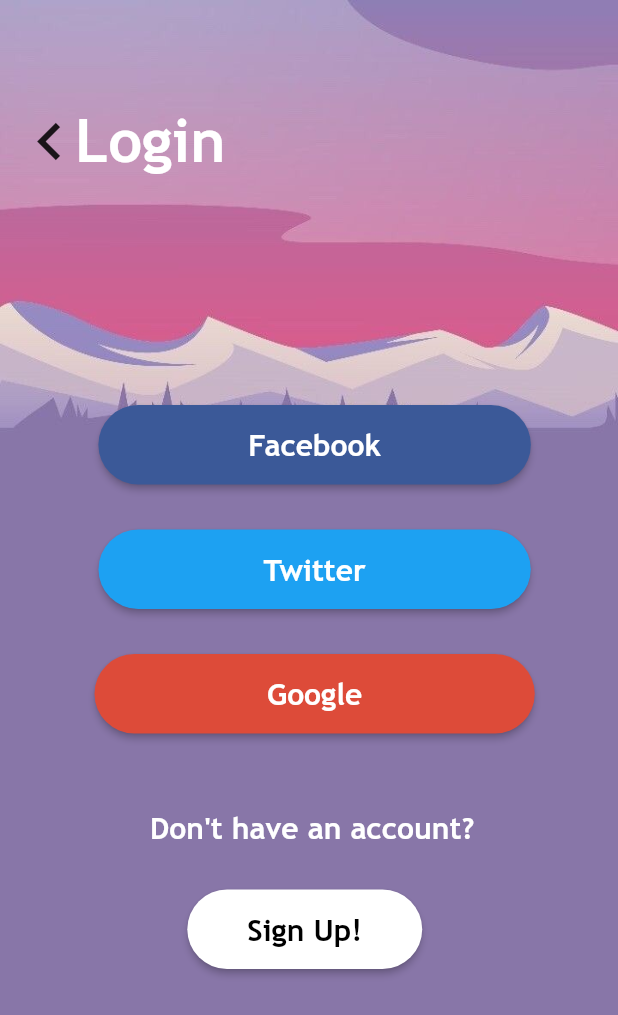
After one commit to MohammadElokour/TrekWorld, a Flutter app: the screen it shows after launch, after a tap on "Login", on a phone screen of 412 x 824 dp. The commit adds this screen. Shown: the top 1015 px of the screen. Run offline on Flutter 3.47's test engine with Material 2 defaults, Android fonts, the phone set to English and light mode, and no system bars; network calls fail.

Commit message:
added login/signup screens with routing

```diff
--- a/lib/src/app.dart
+++ b/lib/src/app.dart
@@ -1,8 +1,10 @@
 import 'package:flutter/material.dart';
 import 'screens/home_screen.dart';
-// import 'blocs/provider.dart';
+import 'screens/login_screen.dart';
+import 'screens/signup_screen.dart';
+import 'screens/browsing_screen.dart';
 
-const PrimaryColor = const Color(0xFFB10DC9);
+const PrimaryColor = const Color(0xFFDC143C);
 // const TextColor = const Color(0xFFFFFFFF);
 
 class App extends StatelessWidget {
@@ -15,9 +17,41 @@ class App extends StatelessWidget {
           title: TextStyle(color: Colors.white),
         ),
       ),
-      home: Scaffold(
-        body: HomeScreen(),
-      ),
+      onGenerateRoute: routes,
     );
   }
+
+  Route routes(RouteSettings settings) {
+    if (settings.name == '/') {
+      return MaterialPageRoute(
+        builder: (context) {
+          return Scaffold(
+            body: HomeScreen(),
+          );
+        },
+      );
+    } else if (settings.name == '/login') {
+      return MaterialPageRoute(
+        builder: (context) {
+          return Scaffold(
+            body: LoginScreen(),
+          );
+        },
+      );
+    } else if (settings.name == '/signup') {
+      return MaterialPageRoute(
+        builder: (context) {
+          return Scaffold(
+            body: SignupScreen(),
+          );
+        },
+      );
+    } else if (settings.name == '/browser') {
+      return MaterialPageRoute(
+        builder: (context) {
+          return BrowsingScreen();
+        },
+      );
+    }
+  }
 }
--- a/lib/src/screens/home_screen.dart
+++ b/lib/src/screens/home_screen.dart
@@ -2,25 +2,29 @@ import 'package:flutter/material.dart';
 
 class HomeScreen extends StatelessWidget {
   Widget build(context) {
-    Size size = MediaQuery.of(context).size;
     return Stack(
       children: <Widget>[
-        Center(
-          child: Image.asset(
-            'assets/images/background.jpg',
-            width: size.width,
-            height: size.height,
-            fit: BoxFit.fill,
-          ),
-        ),
+        background(context),
         header(),
         subHeader(),
-        login(),
+        login(context),
       ],
     );
   }
 
-  Widget login() {
+  Widget background(context) {
+    Size size = MediaQuery.of(context).size;
+    return Center(
+      child: Image.asset(
+        'assets/images/background.jpg',
+        width: size.width,
+        height: size.height,
+        fit: BoxFit.fill,
+      ),
+    );
+  }
+
+  Widget login(context) {
     return Padding(
       padding: const EdgeInsets.only(left: 305.0, top: 660.0),
       child: RawMaterialButton(
@@ -35,25 +39,15 @@ class HomeScreen extends StatelessWidget {
             ),
           ),
         ),
-        fillColor: Colors.brown[700],
-        splashColor: Colors.blueAccent,
+        fillColor: Colors.deepOrangeAccent,
+        splashColor: Colors.orangeAccent,
         shape: const StadiumBorder(),
         onPressed: () {
-          print('tapped');
+          Navigator.pushReplacementNamed(context, '/login');
         },
       ),
     );
   }
-
-  // Widget login() {
-  //   return Padding(
-  //     padding: const EdgeInsets.only(left: 307.0, top: 650.0),
-  //     child: FloatingActionButton(
-  //       child: Text('Login'),
-  //       onPressed: () {},
-  //     ),
-  //   );
-  // }
 
   Widget header() {
     return Padding(
@@ -82,19 +76,19 @@ class HomeScreen extends StatelessWidget {
             Shadow(
                 // bottomLeft
                 offset: Offset(-1.0, -1.0),
-                color: Colors.black),
+                color: Colors.brown),
             Shadow(
                 // bottomRight
                 offset: Offset(1.0, -1.0),
-                color: Colors.black),
+                color: Colors.brown),
             Shadow(
                 // topRight
                 offset: Offset(1.0, 1.0),
-                color: Colors.black),
+                color: Colors.brown),
             Shadow(
                 // topLeft
                 offset: Offset(-1.0, 1.0),
-                color: Colors.black),
+                color: Colors.brown),
           ],
         ),
       ),
--- /dev/null
+++ b/lib/src/screens/login_screen.dart
@@ -0,0 +1,176 @@
+import 'package:flutter/material.dart';
+
+class LoginScreen extends StatelessWidget {
+  Widget build(context) {
+    return Stack(
+      children: <Widget>[
+        background(context),
+        homeBtn(context),
+        header(),
+        buttons(context),
+        signIn(context),
+      ],
+    );
+  }
+
+  Widget background(context) {
+    Size size = MediaQuery.of(context).size;
+    return Center(
+      child: Image.asset(
+        'assets/images/login.jpg',
+        width: size.width,
+        height: size.height,
+        fit: BoxFit.fill,
+      ),
+    );
+  }
+
+  Widget homeBtn(context) {
+    return Padding(
+      padding: const EdgeInsets.only(top: 61.0),
+      child: IconButton(
+        icon: Icon(Icons.chevron_left),
+        iconSize: 50.0,
+        onPressed: () {
+          Navigator.pushReplacementNamed(context, '/');
+        },
+      ),
+    );
+  }
+
+  Widget header() {
+    return Padding(
+      padding: const EdgeInsets.only(top: 70.0, left: 50.0),
+      child: Text(
+        'Login',
+        style: TextStyle(
+          fontFamily: 'Trebuchet MS',
+          fontSize: 40.0,
+          color: Colors.white,
+        ),
+      ),
+    );
+  }
+}
+
+Widget buttons(context) {
+  return Column(
+    children: <Widget>[
+      //Facebook button:
+      Padding(
+        padding: const EdgeInsets.only(top: 270.0, left: 63.0),
+        child: RawMaterialButton(
+          child: Padding(
+            padding:
+                const EdgeInsets.symmetric(vertical: 15.0, horizontal: 100.0),
+            child: Text(
+              'Facebook',
+              style: TextStyle(
+                fontFamily: 'Trebuchet MS',
+                fontSize: 20.0,
+                color: Colors.white,
+              ),
+            ),
+          ),
+          fillColor: Color(0xFF3B5998),
+          splashColor: Colors.blueAccent,
+          shape: const StadiumBorder(),
+          onPressed: () {
+            Navigator.pushReplacementNamed(context, '/browser');
+          },
+        ),
+      ),
+      //-------------------------------------------------------------------------------
+      //Twitter button:
+      Padding(
+        padding: const EdgeInsets.only(top: 30.0, left: 63.0),
+        child: RawMaterialButton(
+          child: Padding(
+            padding:
+                const EdgeInsets.symmetric(vertical: 15.0, horizontal: 110.0),
+            child: Text(
+              'Twitter',
+              style: TextStyle(
+                fontFamily: 'Trebuchet MS',
+                fontSize: 20.0,
+                color: Colors.white,
+              ),
+            ),
+          ),
+          fillColor: Color(0xFF1DA1F2),
+          splashColor: Colors.lightBlue[100],
+          shape: const StadiumBorder(),
+          onPressed: () {
+            print('Twitter Clicked!');
+          },
+        ),
+      ),
+      //--------------------------------------------------------------------------
+      //Google button:
+      Padding(
+        padding: const EdgeInsets.only(top: 30.0, left: 63.0),
+        child: RawMaterialButton(
+          child: Padding(
+            padding:
+                const EdgeInsets.symmetric(vertical: 15.0, horizontal: 115.0),
+            child: Text(
+              'Google',
+              style: TextStyle(
+                fontFamily: 'Trebuchet MS',
+                fontSize: 20.0,
+                color: Colors.white,
+              ),
+            ),
+          ),
+          fillColor: Color(0xFFDD4B39),
+          splashColor: Colors.redAccent,
+          shape: const StadiumBorder(),
+          onPressed: () {
+            print('Google Clicked!');
+          },
+        ),
+      ),
+    ],
+  );
+}
+
+Widget signIn(context) {
+  return Column(
+    children: <Widget>[
+      Padding(
+        padding: const EdgeInsets.only(top: 540.0, left: 100.0),
+        child: Text(
+          'Don\'t have an account?',
+          style: TextStyle(
+            fontFamily: 'Trebuchet MS',
+            fontSize: 20.0,
+            color: Colors.white,
+          ),
+        ),
+      ),
+      Padding(
+        padding: const EdgeInsets.only(top: 30.0, left: 90.0),
+        child: RawMaterialButton(
+          child: Padding(
+            padding:
+                const EdgeInsets.symmetric(vertical: 15.0, horizontal: 40.0),
+            child: Text(
+              'Sign Up!',
+              style: TextStyle(
+                fontFamily: 'Trebuchet MS',
+                fontSize: 20.0,
+                color: Colors.black,
+              ),
+            ),
+          ),
+          fillColor: Colors.white,
+          splashColor: Colors.purple,
+          shape: const StadiumBorder(),
+          onPressed: () {
+            Navigator.pushReplacementNamed(context, '/signup');
+          },
+        ),
+      ),
+    ],
+  );
+}
--- a/pubspec.yaml
+++ b/pubspec.yaml
@@ -41,6 +41,8 @@ flutter:
   # To add assets to your application, add an assets section, like this:
   assets:
     - assets/images/background.jpg
+    - assets/images/login.jpg
+    - assets/images/signup.jpg
   # An image asset can refer to one or more resolution-specific "variants", see
   # https://flutter.dev/assets-and-images/#resolution-aware.
   # For details regarding adding assets from package dependencies, see
@@ -54,7 +56,6 @@ flutter:
     - family: Trebuchet MS
       fonts:
         - asset: assets/fonts/trebucbd.ttf
-
   #
   # For details regarding fonts from package dependencies,
   # see https://flutter.dev/custom-fonts/#from-packages
```
Also changed, not shown: lib/src/screens/browsing_screen.dart (added, +48 -0 lines), lib/src/screens/signup_screen.dart (added, +176 -0 lines), assets/images/login.jpg (added), assets/images/signup.jpg (added), flutter_01.png (added).
